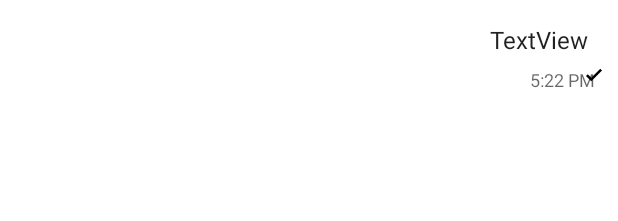
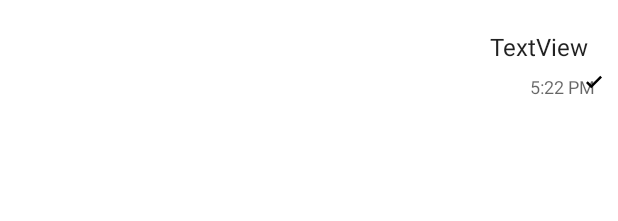
Before and after one commit to jnvshubham7/ChatsApp, an Android app: the layout item_sent.xml on its own in the app's theme, with its tools: preview values and no code run, on a phone screen of 412 x 824 dp. Shown: the top 221 px of the screen. Run offline under Robolectric (Android 15) with nearby library versions, the phone set to English and light mode, and no system bars; Roboto replaces fonts that are not available here.

Commit message:
message with time complete

```diff
--- a/app/src/main/res/layout/item_receive.xml
+++ b/app/src/main/res/layout/item_receive.xml
@@ -6,7 +6,7 @@
     android:layout_width="wrap_content"
     android:layout_height="wrap_content"
     android:layout_marginStart="10dp"
-    android:layout_marginTop="5dp"
+    android:layout_marginTop="10dp"
     android:layout_marginEnd="50dp">
 
     <androidx.constraintlayout.widget.ConstraintLayout
--- a/app/src/main/res/layout/item_sent.xml
+++ b/app/src/main/res/layout/item_sent.xml
@@ -4,7 +4,7 @@
     xmlns:tools="http://schemas.android.com/tools"
     android:layout_width="match_parent"
     android:layout_height="wrap_content"
-    android:layout_marginTop="5dp"
+    android:layout_marginTop="10dp"
     android:layout_marginStart="50dp"
     >
 
```
